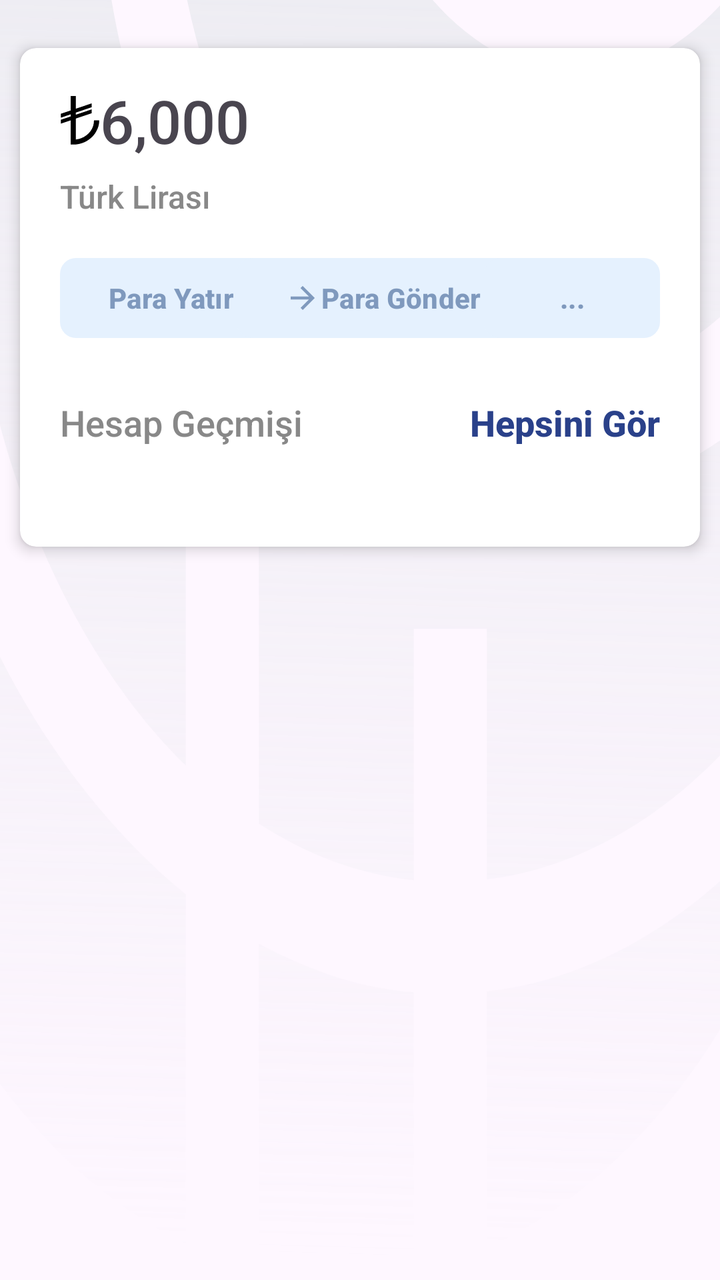
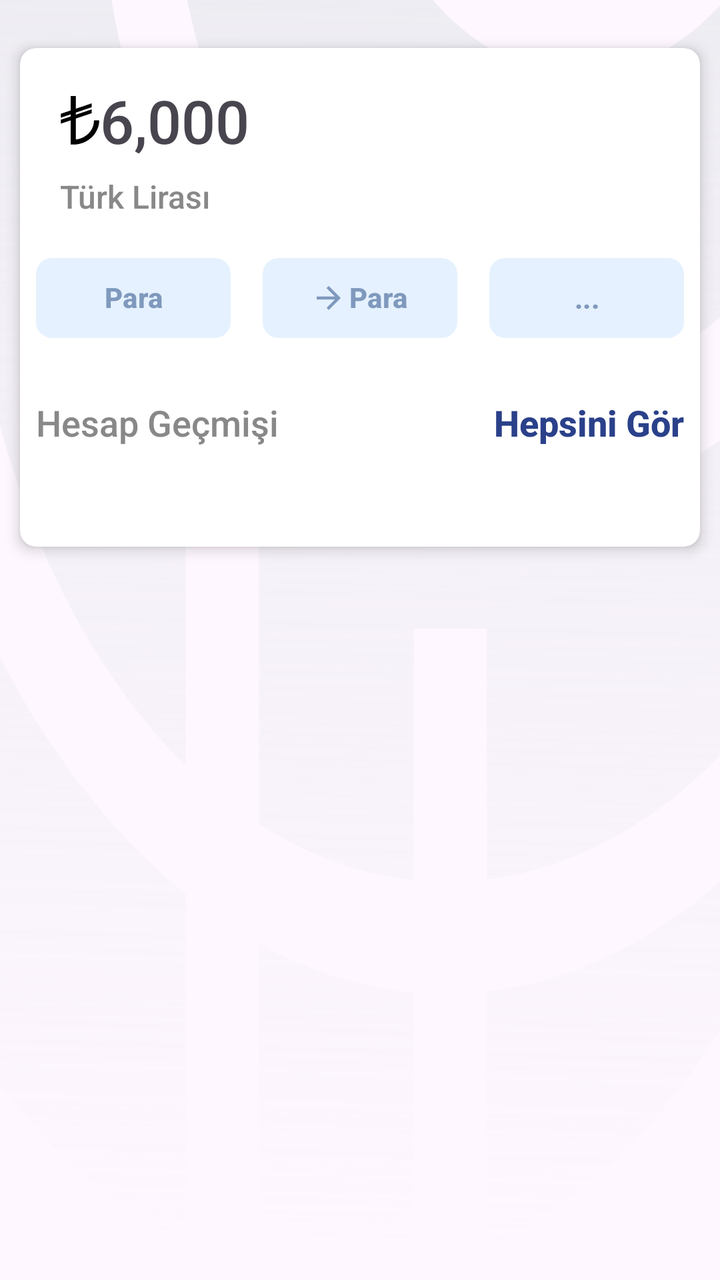

An Android layout rendered at two revisions. The XML below is the earlier revision; the diff shows what the commit changed to produce the second picture.
<!-- AndroidManifest.xml: application theme Theme.HayatWallet -->
<!-- res/layout/fragment_wallet_hub.xml -->
<?xml version="1.0" encoding="utf-8"?>
<androidx.constraintlayout.widget.ConstraintLayout xmlns:android="http://schemas.android.com/apk/res/android"
    xmlns:app="http://schemas.android.com/apk/res-auto"
    xmlns:cardview="http://schemas.android.com/apk/res-auto"
    xmlns:tools="http://schemas.android.com/tools"
    android:id="@+id/frameLayout3"
    android:layout_width="match_parent"
    android:layout_height="match_parent"
    android:background="@drawable/shadow_background"
    tools:context=".scenes.WalletHubFragment">

    <androidx.cardview.widget.CardView
        android:id="@+id/cardView"
        android:layout_width="match_parent"
        android:layout_height="wrap_content"
        android:layout_marginStart="10dp"
        android:layout_marginTop="24dp"
        android:layout_marginEnd="10dp"
        app:cardBackgroundColor="@android:color/white"
        app:cardCornerRadius="8dp"
        app:cardElevation="4dp"
        app:contentPadding="0dp"
        app:layout_constraintBottom_toBottomOf="parent"
        app:layout_constraintEnd_toEndOf="parent"
        app:layout_constraintStart_toStartOf="parent"
        app:layout_constraintTop_toTopOf="parent"
        app:layout_constraintVertical_bias="0.0">

        <androidx.constraintlayout.widget.ConstraintLayout
            android:layout_width="match_parent"
            android:layout_height="wrap_content">

            <TextView
                android:id="@+id/BalanceView"
                android:layout_width="wrap_content"
                android:layout_height="wrap_content"
                android:layout_marginStart="20dp"
                android:layout_marginTop="16dp"
                android:fontFamily="sans-serif-medium"
                android:text="@string/Balance"
                android:textSize="30sp"
                app:drawableLeftCompat="@drawable/turkish_lira_symbol_black"
                app:layout_constraintEnd_toEndOf="parent"
                app:layout_constraintHorizontal_bias="0.0"
                app:layout_constraintStart_toStartOf="parent"
                app:layout_constraintTop_toTopOf="parent" />

            <TextView
                android:id="@+id/Currency"
                android:layout_width="wrap_content"
                android:layout_height="wrap_content"
                android:layout_marginTop="7dp"
                android:fontFamily="sans-serif-medium"
                android:text="@string/t_rk_liras"
                android:textColor="@color/grey"
                android:textSize="16sp"
                app:layout_constraintStart_toStartOf="@+id/BalanceView"
                app:layout_constraintTop_toBottomOf="@+id/BalanceView" />

            <Button
                android:id="@+id/addMoney"
                android:layout_width="wrap_content"
                android:layout_height="40dp"
                android:layout_marginTop="20dp"
                android:background="@drawable/addmoneybutton"
                android:text="@string/addMoney"
                android:textColor="@color/darkBlue"
                android:textStyle="bold"
                app:backgroundTint="@null"
                app:layout_constraintStart_toStartOf="@+id/Currency"
                app:layout_constraintTop_toBottomOf="@+id/Currency" />

            <Button
                android:id="@+id/sendMoney"
                android:layout_width="wrap_content"
                android:layout_height="40dp"
                android:layout_marginStart="20dp"
                android:layout_marginEnd="20dp"
                android:background="@drawable/addmoneybutton"
                android:text="@string/sent"
                android:textColor="@color/darkBlue"
                android:textStyle="bold"
                app:backgroundTint="@null"
                app:icon="@drawable/baseline_arrow_forward_24"
                app:iconPadding="0dp"
                app:iconTint="@color/darkBlue"
                app:layout_constraintEnd_toStartOf="@+id/moreOptions"
                app:layout_constraintStart_toEndOf="@+id/addMoney"
                app:layout_constraintTop_toTopOf="@+id/addMoney" />

            <Button
                android:id="@+id/moreOptions"
                android:layout_width="wrap_content"
                android:layout_height="40dp"
                android:layout_marginEnd="20dp"
                android:background="@drawable/addmoneybutton"
                android:text="@string/optionsmore"
                android:textColor="@color/darkBlue"
                android:textStyle="bold"
                app:backgroundTint="@null"
                app:iconPadding="4dp"
                app:iconTint="@color/darkBlue"
                app:layout_constraintEnd_toEndOf="parent"
                app:layout_constraintTop_toTopOf="@+id/addMoney" />

            <androidx.recyclerview.widget.RecyclerView
                android:id="@+id/TransactionRecycler"
                android:layout_width="match_parent"
                android:layout_height="wrap_content"
                android:layout_marginLeft="20dp"
                android:layout_marginTop="30dp"
                android:layout_marginRight="20dp"
                android:layout_marginBottom="20dp"
                app:layout_constraintBottom_toBottomOf="parent"
                app:layout_constraintEnd_toEndOf="@+id/moreOptions"
                app:layout_constraintStart_toStartOf="@+id/BalanceView"
                app:layout_constraintTop_toBottomOf="@+id/RecyclerTitle"
                app:layout_constraintVertical_bias="0.0" />

            <TextView
                android:id="@+id/RecyclerTitle"
                android:layout_width="wrap_content"
                android:layout_height="wrap_content"
                android:layout_marginTop="30dp"
                android:fontFamily="sans-serif-medium"
                android:text="@string/RecyclerTitleText"
                android:textColor="@color/grey"
                android:textSize="18sp"
                app:layout_constraintEnd_toEndOf="parent"
                app:layout_constraintHorizontal_bias="0.0"
                app:layout_constraintStart_toStartOf="@+id/addMoney"
                app:layout_constraintTop_toBottomOf="@+id/addMoney" />

            <TextView
                android:id="@+id/ExpandRecycler"
                android:layout_width="wrap_content"
                android:layout_height="wrap_content"
                android:layout_marginTop="30dp"
                android:fontFamily="sans-serif-medium"
                android:text="@string/ExpandRecyclerText"
                android:textColor="@color/blue"
                android:textSize="18sp"
                android:textStyle="bold"
                app:layout_constraintEnd_toEndOf="@+id/moreOptions"
                app:layout_constraintHorizontal_bias="1.0"
                app:layout_constraintStart_toEndOf="@+id/RecyclerTitle"
                app:layout_constraintTop_toBottomOf="@+id/moreOptions" />
        </androidx.constraintlayout.widget.ConstraintLayout>
    </androidx.cardview.widget.CardView>
</androidx.constraintlayout.widget.ConstraintLayout>
<!-- resources referenced by this layout -->
<resources>
  <color name="blue">#2a418a</color>
  <color name="darkBlue">#7F99BD</color>
  <color name="grey">#888888</color>
  <!-- drawable addmoneybutton (drawable) -->
  <?xml version="1.0" encoding="utf-8"?>
      <shape xmlns:android="http://schemas.android.com/apk/res/android"
          android:shape="rectangle">
          <solid android:color="@color/holo_blue"/>
          <corners android:radius="8dp"/>
      </shape>
  <!-- drawable baseline_arrow_forward_24 (drawable) -->
  <vector xmlns:android="http://schemas.android.com/apk/res/android" android:autoMirrored="true" android:height="24dp" android:tint="#000000" android:viewportHeight="24" android:viewportWidth="24" android:width="24dp">
        
      <path android:fillColor="@color/darkBlue" android:pathData="M12,4l-1.41,1.41L16.17,11H4v2h12.17l-5.58,5.59L12,20l8,-8z"/>
      
  </vector>
  <!-- drawable shadow_background: vector/xml drawable (drawable, 5086 chars, omitted) -->
  <!-- drawable turkish_lira_symbol_black (drawable) -->
  <vector xmlns:android="http://schemas.android.com/apk/res/android"
      android:width="20dp"
      android:height="25dp"
      android:viewportWidth="215"
      android:viewportHeight="287.5">
    <path
        android:fillColor="#FF000000"
        android:pathData="M57.34,4.31c16.05,0 25.38,0 27.97,0 0,2.83 0,14.99 0,36.47 0,21.48 0,33.52 0,36.12l84.98,-30.8c0,8.26 0,15.7 0,22.31l-84.98,30.8c0,0.94 0,2.95 0,6.02 0,3.07 0,5.08 0,6.02l46.03,-16.29 38.95,-14.52c0,1.42 0,5.02 0,10.8 0,5.78 0,9.27 0,10.45 0,0.94 -0.24,1.42 -0.71,1.42l-81.79,29.39c-0.94,0.47 -1.77,0.94 -2.48,1.42 0,14.4 0,34.29 0,59.66 0,25.38 0,45.26 0,59.66 0,0 0,0.12 0,0.35 0,0.24 0,0.35 0,0.35 21.48,-2.6 40.48,-10.74 57.01,-24.43 18.18,-14.87 30.33,-33.4 36.47,-55.59 2.6,-10.15 3.89,-20.3 3.89,-30.45 0,0 9.44,0 28.33,0 0,22.9 -5.55,44.5 -16.64,64.8 -7.79,15.58 -18.41,29.03 -31.87,40.36 -12.51,11.09 -26.56,19.59 -42.14,25.49 -20.3,7.79 -41.31,10.5 -63.03,8.14 0,-15.34 0,-38.36 0,-69.04 0,-30.69 0,-53.82 0,-69.4 0,0 -1.53,0.59 -4.6,1.77l-48.51,17.35c0,-7.08 0,-14.52 0,-22.31l53.11,-19.12c0,-1.42 0,-5.55 0,-12.39 -2.6,1.18 -6.08,2.6 -10.45,4.25 -4.37,1.65 -7.14,2.6 -8.32,2.83l-27.97,10.27c0,0 -0.77,0.24 -2.3,0.71 -1.53,0.47 -2.89,0.83 -4.07,1.06 0,-11.33 0,-18.77 0,-22.31l53.11,-18.77c0,-10.39 0,-24.2 0,-41.43 0,-17.23 0,-31.04 0,-41.43z"/>
  </vector>
  <string name="Balance">6,000</string>
  <string name="ExpandRecyclerText">Hepsini Gör</string>
  <string name="RecyclerTitleText">Hesap Geçmişi</string>
  <string name="addMoney">Para Yatır</string>
  <string name="optionsmore">...</string>
  <string name="sent">Para Gönder</string>
  <string name="t_rk_liras">Türk Lirası</string>
  <style name="Theme.HayatWallet" parent="Base.Theme.HayatWallet" />
  <color name="holo_blue">#E5F1FE</color>
  <style name="Base.Theme.HayatWallet" parent="Theme.Material3.DayNight.NoActionBar">
          
          
      </style>
</resources>

<!-- the commit's change to res/layout/fragment_wallet_hub.xml (unified diff, before → after) -->
@@ -7,7 +7,7 @@
     android:layout_width="match_parent"
     android:layout_height="match_parent"
     android:background="@drawable/shadow_background"
-    tools:context=".scenes.WalletHubFragment">
+    tools:context=".scenes.afterLogin.hub.WalletHubFragment">
 
     <androidx.cardview.widget.CardView
         android:id="@+id/cardView"
@@ -59,23 +59,27 @@
 
             <Button
                 android:id="@+id/addMoney"
-                android:layout_width="wrap_content"
+                android:layout_width="0dp"
                 android:layout_height="40dp"
                 android:layout_marginTop="20dp"
+                android:layout_marginEnd="8dp"
+                android:layout_marginStart="8dp"
                 android:background="@drawable/addmoneybutton"
                 android:text="@string/addMoney"
                 android:textColor="@color/darkBlue"
                 android:textStyle="bold"
                 app:backgroundTint="@null"
-                app:layout_constraintStart_toStartOf="@+id/Currency"
+                app:layout_constraintEnd_toStartOf="@+id/sendMoney"
+                app:layout_constraintHorizontal_chainStyle="spread"
+                app:layout_constraintStart_toStartOf="parent"
                 app:layout_constraintTop_toBottomOf="@+id/Currency" />
 
             <Button
                 android:id="@+id/sendMoney"
-                android:layout_width="wrap_content"
+                android:layout_width="0dp"
                 android:layout_height="40dp"
-                android:layout_marginStart="20dp"
-                android:layout_marginEnd="20dp"
+                android:layout_marginStart="8dp"
+                android:layout_marginEnd="8dp"
                 android:background="@drawable/addmoneybutton"
                 android:text="@string/sent"
                 android:textColor="@color/darkBlue"
@@ -90,9 +94,10 @@
 
             <Button
                 android:id="@+id/moreOptions"
-                android:layout_width="wrap_content"
+                android:layout_width="0dp"
                 android:layout_height="40dp"
-                android:layout_marginEnd="20dp"
+                android:layout_marginStart="8dp"
+                android:layout_marginEnd="8dp"
                 android:background="@drawable/addmoneybutton"
                 android:text="@string/optionsmore"
                 android:textColor="@color/darkBlue"
@@ -101,21 +106,8 @@
                 app:iconPadding="4dp"
                 app:iconTint="@color/darkBlue"
                 app:layout_constraintEnd_toEndOf="parent"
+                app:layout_constraintStart_toEndOf="@+id/sendMoney"
                 app:layout_constraintTop_toTopOf="@+id/addMoney" />
-
-            <androidx.recyclerview.widget.RecyclerView
-                android:id="@+id/TransactionRecycler"
-                android:layout_width="match_parent"
-                android:layout_height="wrap_content"
-                android:layout_marginLeft="20dp"
-                android:layout_marginTop="30dp"
-                android:layout_marginRight="20dp"
-                android:layout_marginBottom="20dp"
-                app:layout_constraintBottom_toBottomOf="parent"
-                app:layout_constraintEnd_toEndOf="@+id/moreOptions"
-                app:layout_constraintStart_toStartOf="@+id/BalanceView"
-                app:layout_constraintTop_toBottomOf="@+id/RecyclerTitle"
-                app:layout_constraintVertical_bias="0.0" />
 
             <TextView
                 android:id="@+id/RecyclerTitle"
@@ -131,6 +123,20 @@
                 app:layout_constraintStart_toStartOf="@+id/addMoney"
                 app:layout_constraintTop_toBottomOf="@+id/addMoney" />
 
+            <androidx.recyclerview.widget.RecyclerView
+                android:id="@+id/TransactionRecycler"
+                android:layout_width="match_parent"
+                android:layout_height="wrap_content"
+                android:layout_marginLeft="20dp"
+                android:layout_marginTop="30dp"
+                android:layout_marginRight="20dp"
+                android:layout_marginBottom="20dp"
+                app:layout_constraintBottom_toBottomOf="parent"
+                app:layout_constraintEnd_toEndOf="parent"
+                app:layout_constraintStart_toStartOf="parent"
+                app:layout_constraintTop_toBottomOf="@+id/RecyclerTitle"
+                app:layout_constraintVertical_bias="0.0" />
+
             <TextView
                 android:id="@+id/ExpandRecycler"
                 android:layout_width="wrap_content"
@@ -145,6 +151,7 @@
                 app:layout_constraintHorizontal_bias="1.0"
                 app:layout_constraintStart_toEndOf="@+id/RecyclerTitle"
                 app:layout_constraintTop_toBottomOf="@+id/moreOptions" />
+
         </androidx.constraintlayout.widget.ConstraintLayout>
     </androidx.cardview.widget.CardView>
 </androidx.constraintlayout.widget.ConstraintLayout>
